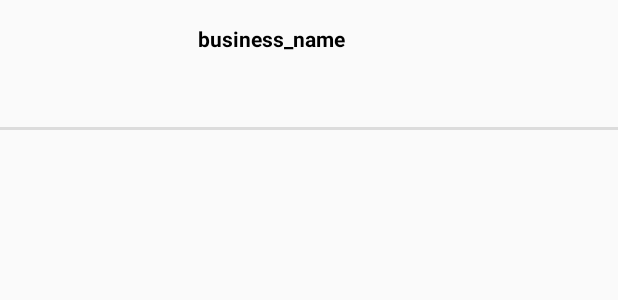
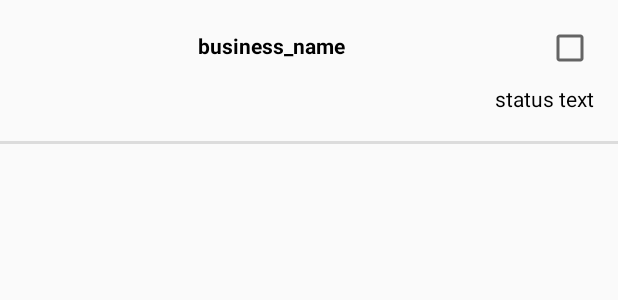
Before and after one commit to DeanSolecki/DoorDashLite, an Android app: the layout list_item_restaurant.xml on its own in the app's theme, with its tools: preview values and no code run, on a phone screen of 412 x 824 dp. Shown: the top 300 px of the screen. Run offline under Robolectric (Android 15) with nearby library versions, the phone set to English and light mode, and no system bars.

```diff
--- a/app/src/main/AndroidManifest.xml
+++ b/app/src/main/AndroidManifest.xml
@@ -5,6 +5,7 @@
     <uses-permission android:name="android.permission.INTERNET" />
 
     <application
+        android:name=".MyApplication"
         android:allowBackup="true"
         android:icon="@mipmap/ic_launcher"
         android:label="@string/app_name"
--- a/app/src/main/java/com/deansolecki/doordashlite/models/Restaurant.java
+++ b/app/src/main/java/com/deansolecki/doordashlite/models/Restaurant.java
@@ -35,4 +35,5 @@ public class Restaurant{
     public double service_rate;
     public Object promotion;
     public Object featured_category_description;
+    public boolean is_favorite;
 }
--- a/app/src/main/res/layout/list_item_restaurant.xml
+++ b/app/src/main/res/layout/list_item_restaurant.xml
@@ -52,25 +52,21 @@
             app:layout_constraintVertical_bias="1.0"
             tools:text="business_name" />
 
-        <TextView
-            android:id="@+id/tag_text"
+
+        <CheckBox
+            android:id="@+id/favorite_check"
             android:layout_width="wrap_content"
             android:layout_height="wrap_content"
-            android:layout_marginStart="8dp"
-            android:layout_marginLeft="8dp"
-            android:layout_marginEnd="8dp"
-            android:layout_marginRight="8dp"
-            android:layout_marginBottom="16dp"
-            android:text="@{viewModel.restaurant.description}"
-            android:ellipsize="end"
-            android:maxLines="3"
-            app:layout_constrainedWidth="true"
-            app:layout_constraintBottom_toBottomOf="parent"
-            app:layout_constraintEnd_toStartOf="@+id/status_text"
-            app:layout_constraintHorizontal_bias="0.0"
+            android:layout_marginTop="16dp"
+            android:layout_marginEnd="16dp"
+            android:layout_marginRight="16dp"
+            android:checked="@{viewModel.restaurant.is_favorite}"
+            android:onClick="@{() -> viewModel.setFavorite(viewModel.restaurant.id, !viewModel.getFavorite())}"
+            app:layout_constraintBottom_toTopOf="@id/guideline"
+            app:layout_constraintEnd_toEndOf="parent"
+            app:layout_constraintHorizontal_bias="1.0"
             app:layout_constraintStart_toEndOf="@+id/image_view"
-            app:layout_constraintTop_toBottomOf="@id/guideline"
-            app:layout_constraintVertical_bias="0.0" />
+            app:layout_constraintTop_toTopOf="parent" />
 
         <TextView
             android:id="@+id/status_text"
@@ -81,6 +77,7 @@
             android:layout_marginBottom="16dp"
             android:text="@{viewModel.restaurant.status}"
             android:textColor="@android:color/black"
+            tools:text="status text"
             app:layout_constraintBottom_toBottomOf="parent"
             app:layout_constraintEnd_toEndOf="parent"
             app:layout_constraintHorizontal_bias="1.0"
```
Also changed, not shown: app/src/main/java/com/deansolecki/doordashlite/MyApplication.java (added, +18 -0 lines), app/src/main/java/com/deansolecki/doordashlite/models/RestaurantStore.java (+70 -0 lines), app/src/main/java/com/deansolecki/doordashlite/viewmodels/RestaurantViewModel.java (+11 -0 lines), 1 other file.
